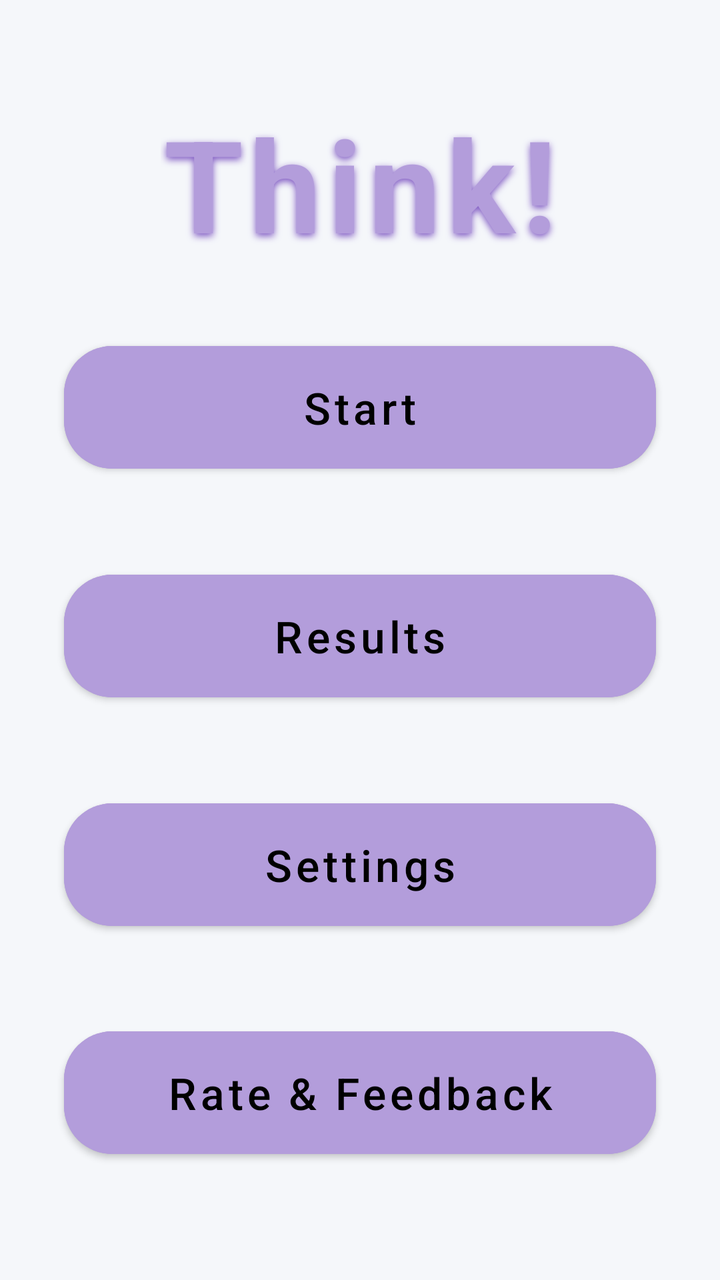
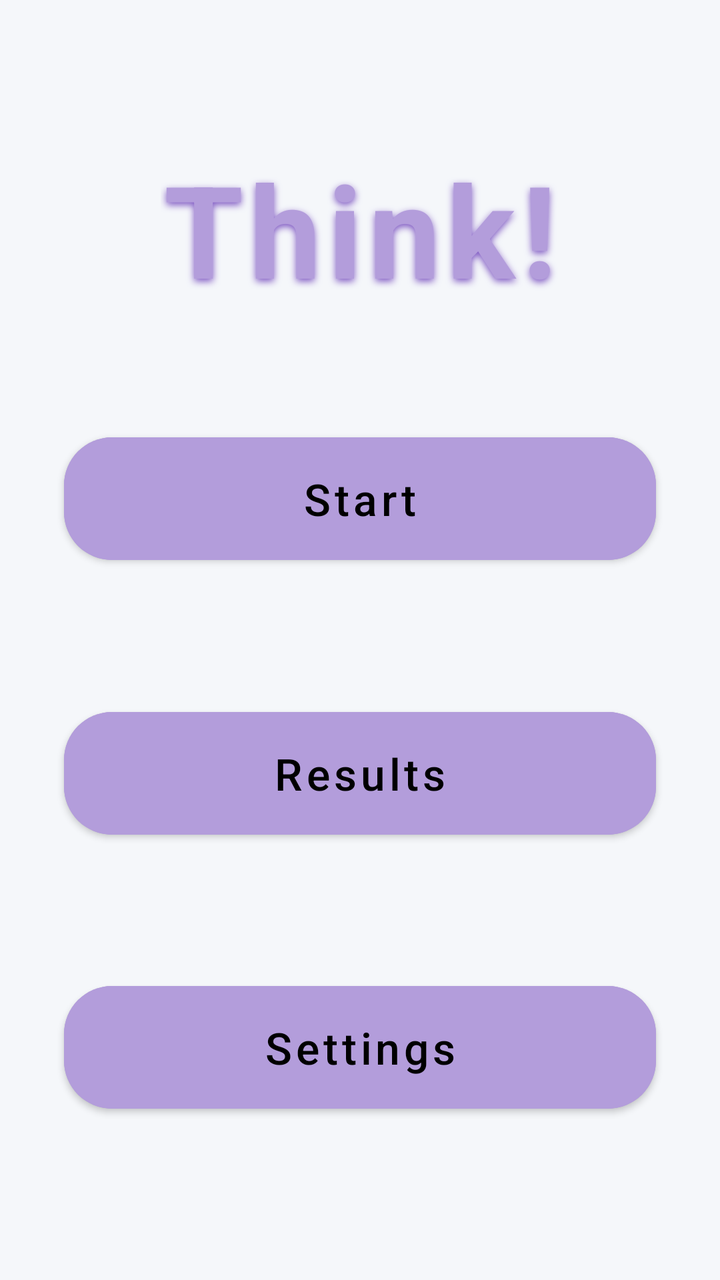

Two renders of the same Android screen: before a commit and after it. Below are the layout's source before the change and the commit's diff.
<!-- AndroidManifest.xml: application theme Theme.Think -->
<!-- res/layout/activity_main.xml -->
<?xml version="1.0" encoding="utf-8"?>
<androidx.constraintlayout.widget.ConstraintLayout
    xmlns:android="http://schemas.android.com/apk/res/android"
    xmlns:app="http://schemas.android.com/apk/res-auto"
    xmlns:tools="http://schemas.android.com/tools"
    android:layout_width="match_parent"
    android:layout_height="match_parent"
    android:background="@color/game_background"
    android:padding="24dp"
    tools:context=".MainActivity">

    
    <TextView
        android:id="@+id/textGameTitle"
        android:layout_width="wrap_content"
        android:layout_height="wrap_content"
        android:text="@string/app_name"
        android:textSize="64sp"
        android:textColor="@color/game_primary"
        android:textStyle="bold"
        android:fontFamily="sans-serif-black"
        android:letterSpacing="0.05"
        android:shadowColor="@color/game_primary_variant"
        android:shadowDx="0"
        android:shadowDy="4"
        android:shadowRadius="8"
        app:layout_constraintTop_toTopOf="parent"
        app:layout_constraintStart_toStartOf="parent"
        app:layout_constraintEnd_toEndOf="parent"
        app:layout_constraintBottom_toTopOf="@+id/buttonStartGame"
        app:layout_constraintVertical_bias="0.3" />

    
    <Button
        android:id="@+id/buttonStartGame"
        style="@style/ThinkMainMenuButton"
        android:layout_width="0dp"
        android:layout_height="wrap_content"
        android:text="@string/start_game"
        android:layout_marginBottom="16dp"
        app:layout_constraintStart_toStartOf="parent"
        app:layout_constraintEnd_toEndOf="parent"
        app:layout_constraintBottom_toTopOf="@+id/buttonResults"
        app:layout_constraintTop_toBottomOf="@+id/textGameTitle"
        app:layout_constraintVertical_chainStyle="packed" />

    <Button
        android:id="@+id/buttonResults"
        style="@style/ThinkMainMenuButton"
        android:layout_width="0dp"
        android:layout_height="wrap_content"
        android:text="@string/results"
        android:layout_marginBottom="16dp"
        app:layout_constraintStart_toStartOf="parent"
        app:layout_constraintEnd_toEndOf="parent"
        app:layout_constraintTop_toBottomOf="@+id/buttonStartGame"
        app:layout_constraintBottom_toTopOf="@+id/buttonSettings" />

    <Button
        android:id="@+id/buttonSettings"
        style="@style/ThinkMainMenuButton"
        android:layout_width="0dp"
        android:layout_height="wrap_content"
        android:text="@string/settings"
        android:layout_marginBottom="16dp"
        app:layout_constraintStart_toStartOf="parent"
        app:layout_constraintEnd_toEndOf="parent"
        app:layout_constraintTop_toBottomOf="@+id/buttonResults"
        app:layout_constraintBottom_toTopOf="@+id/buttonRateFeedback" />

    <Button
        android:id="@+id/buttonRateFeedback"
        style="@style/ThinkMainMenuButton"
        android:layout_width="0dp"
        android:layout_height="wrap_content"
        android:text="@string/rate_feedback"
        app:layout_constraintStart_toStartOf="parent"
        app:layout_constraintEnd_toEndOf="parent"
        app:layout_constraintTop_toBottomOf="@+id/buttonSettings"
        app:layout_constraintBottom_toBottomOf="parent" />

</androidx.constraintlayout.widget.ConstraintLayout>
<!-- resources referenced by this layout -->
<resources>
  <color name="game_background">#F5F7FA</color>
  <color name="game_primary">#B39DDB</color>
  <color name="game_primary_variant">#7E57C2</color>
  <string name="app_name">Think!</string>
  <string name="rate_feedback">Rate &amp; Feedback</string>
  <string name="results">Results</string>
  <string name="settings">Settings</string>
  <string name="start_game">Start</string>
  <style name="ThinkMainMenuButton" parent="ThinkButton">
          <item name="android:layout_width">match_parent</item>
          <item name="android:layout_height">0dp</item>
          <item name="android:layout_weight">1</item>
          <item name="android:gravity">center</item>
          <item name="android:textSize">22sp</item>
          <item name="android:layout_margin">8dp</item> 
      </style>
  <style name="Theme.Think" parent="Theme.MaterialComponents.DayNight.NoActionBar">
          
          <item name="colorPrimary">@color/game_primary</item>
          <item name="colorPrimaryVariant">@color/game_primary_variant</item>
          <item name="colorOnPrimary">@color/black</item> 
          
          <item name="colorSecondary">@color/game_secondary</item>
          <item name="colorOnSecondary">@color/black</item>
  
          <item name="android:textColor">@color/text_primary</item>
  
          
          <item name="android:statusBarColor">@color/game_background</item>
          
          <item name="android:windowLightStatusBar" tools:targetApi="m">false</item>
  
          
          <item name="android:windowBackground">@color/game_background</item>
  
          
          <item name="fontFamily">sans-serif</item>
      </style>
  <style name="ThinkButton" parent="Widget.MaterialComponents.Button">
          <item name="android:backgroundTint">@color/game_primary</item>
          <item name="android:textColor">@color/black</item>
          <item name="android:paddingLeft">24dp</item>
          <item name="android:paddingRight">24dp</item>
          <item name="android:paddingTop">16dp</item>
          <item name="android:paddingBottom">16dp</item>
          <item name="android:textAllCaps">false</item> 
          <item name="android:textSize">18sp</item>
          <item name="cornerRadius">24dp</item> 
          <item name="fontFamily">sans-serif-medium</item>
          
          <item name="elevation">4dp</item>
      </style>
  <color name="black">#000000</color>
  <color name="game_secondary">#80CBC4</color>
  <color name="text_primary">#37474F</color>
</resources>

<!-- the commit's change to res/layout/activity_main.xml (unified diff, before → after) -->
@@ -66,17 +66,6 @@
         app:layout_constraintStart_toStartOf="parent"
         app:layout_constraintEnd_toEndOf="parent"
         app:layout_constraintTop_toBottomOf="@+id/buttonResults"
-        app:layout_constraintBottom_toTopOf="@+id/buttonRateFeedback" />
-
-    <Button
-        android:id="@+id/buttonRateFeedback"
-        style="@style/ThinkMainMenuButton"
-        android:layout_width="0dp"
-        android:layout_height="wrap_content"
-        android:text="@string/rate_feedback"
-        app:layout_constraintStart_toStartOf="parent"
-        app:layout_constraintEnd_toEndOf="parent"
-        app:layout_constraintTop_toBottomOf="@+id/buttonSettings"
         app:layout_constraintBottom_toBottomOf="parent" />
 
 </androidx.constraintlayout.widget.ConstraintLayout>
<!-- resource entries referenced after the edit -->
@@ -4,7 +4,6 @@
   <color name="game_primary">#B39DDB</color>
   <color name="game_primary_variant">#7E57C2</color>
   <string name="app_name">Think!</string>
-  <string name="rate_feedback">Rate &amp; Feedback</string>
   <string name="results">Results</string>
   <string name="settings">Settings</string>
   <string name="start_game">Start</string>
